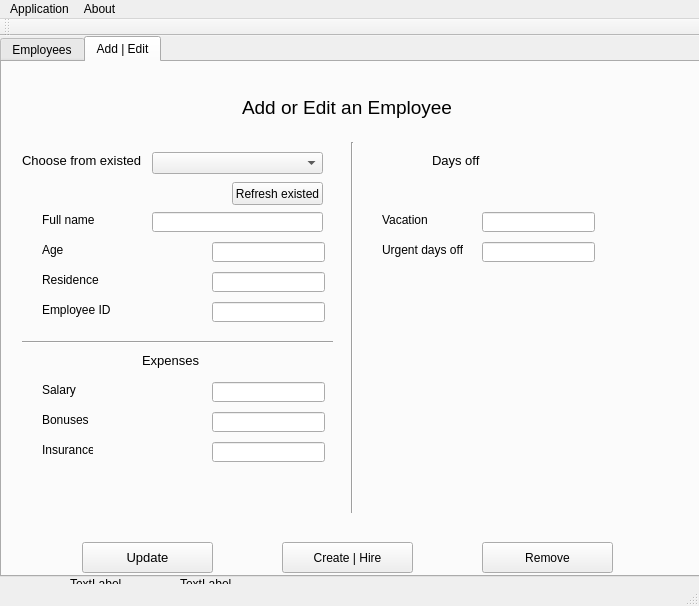
This is mainwindow.ui in ranto-tanti/HRManager as Qt 5 draws it before an edit. The edited form follows.
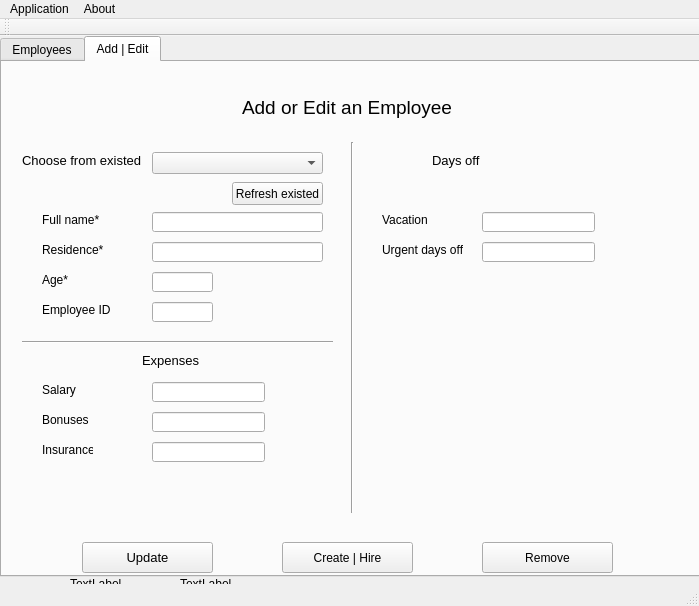
This is the edited form.

Commit message: minor interface changes & new required fealds + validation & clear now happens only in correctly added employee

```diff
--- a/mainwindow.ui
+++ b/mainwindow.ui
@@ -374,33 +374,33 @@
        </rect>
       </property>
       <property name="text">
-       <string>Full name</string>
+       <string>Full name*</string>
       </property>
      </widget>
      <widget class="QLabel" name="label_34">
       <property name="geometry">
        <rect>
         <x>40</x>
-        <y>180</y>
+        <y>210</y>
         <width>61</width>
         <height>16</height>
        </rect>
       </property>
       <property name="text">
-       <string>Age</string>
+       <string>Age*</string>
       </property>
      </widget>
      <widget class="QLabel" name="label_35">
       <property name="geometry">
        <rect>
         <x>40</x>
-        <y>210</y>
+        <y>180</y>
         <width>61</width>
         <height>16</height>
        </rect>
       </property>
       <property name="text">
-       <string>Residence</string>
+       <string>Residence*</string>
       </property>
      </widget>
      <widget class="QLineEdit" name="lineEdit_fullName">
@@ -416,9 +416,9 @@
      <widget class="QLineEdit" name="lineEdit_age">
       <property name="geometry">
        <rect>
-        <x>210</x>
-        <y>180</y>
-        <width>113</width>
+        <x>150</x>
+        <y>210</y>
+        <width>61</width>
         <height>20</height>
        </rect>
       </property>
@@ -426,9 +426,9 @@
      <widget class="QLineEdit" name="lineEdit_residence">
       <property name="geometry">
        <rect>
-        <x>210</x>
-        <y>210</y>
-        <width>113</width>
+        <x>150</x>
+        <y>180</y>
+        <width>171</width>
         <height>20</height>
        </rect>
       </property>
@@ -467,9 +467,9 @@
      <widget class="QLineEdit" name="lineEdit_ID">
       <property name="geometry">
        <rect>
-        <x>210</x>
+        <x>150</x>
         <y>240</y>
-        <width>113</width>
+        <width>61</width>
         <height>20</height>
        </rect>
       </property>
@@ -550,7 +550,7 @@
      <widget class="QLineEdit" name="lineEdit_salary">
       <property name="geometry">
        <rect>
-        <x>210</x>
+        <x>150</x>
         <y>320</y>
         <width>113</width>
         <height>20</height>
@@ -560,7 +560,7 @@
      <widget class="QLineEdit" name="lineEdit_bonuses">
       <property name="geometry">
        <rect>
-        <x>210</x>
+        <x>150</x>
         <y>350</y>
         <width>113</width>
         <height>20</height>
@@ -570,7 +570,7 @@
      <widget class="QLineEdit" name="lineEdit_insurance">
       <property name="geometry">
        <rect>
-        <x>210</x>
+        <x>150</x>
         <y>380</y>
         <width>113</width>
         <height>20</height>
```
The commit also changes 2 other files.
